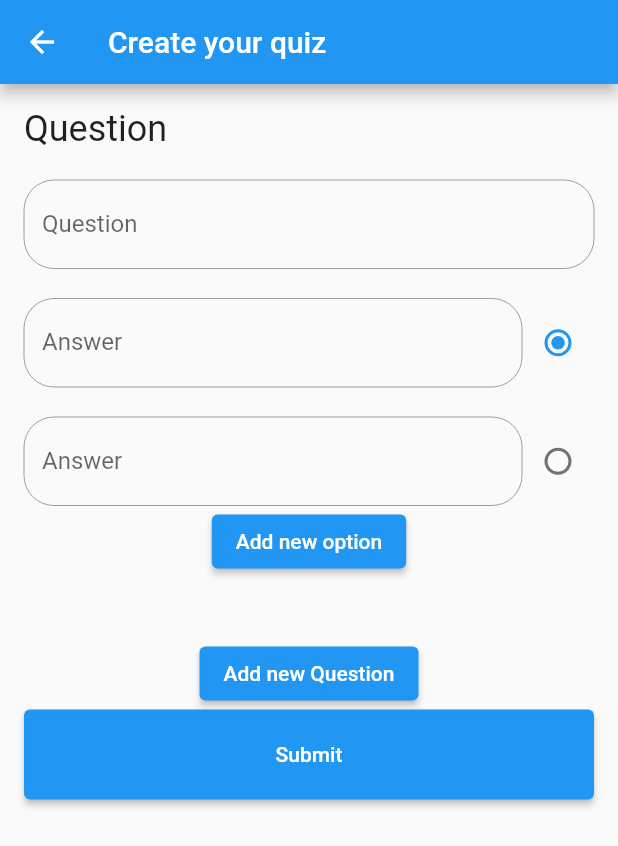
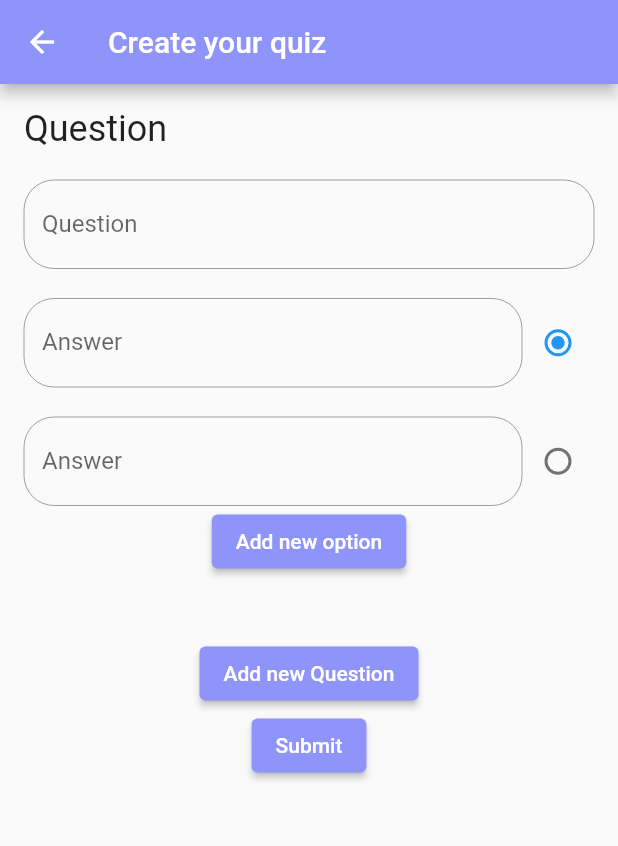
Before and after one commit to Capital2/kaloot, a Flutter app: the QuizCreate screen opened directly, on a phone screen of 412 x 824 dp. Shown: the top 846 px of the screen. Run offline on Flutter 3.47's test engine with Material 2 defaults, Android fonts, the phone set to English and light mode, and no system bars; our stand-ins replace circular_countdown_timer, firebase_core, firebase_database, simple_animations; missing offline and left inert: clipboard; accounts and stored records are empty.

Commit message:
color uni

```diff
--- a/lib/quiz.dart
+++ b/lib/quiz.dart
@@ -65,11 +65,8 @@ class _QuizCreateState extends State<QuizCreate> {
               mainAxisAlignment: MainAxisAlignment.spaceEvenly,
               children: <Widget>[
                 TextButton(
-                  style: TextButton.styleFrom(
-                    primary: Colors.white,
-                    backgroundColor: Colors.blue,
-                    shape: const RoundedRectangleBorder(
-                        borderRadius: BorderRadius.all(Radius.circular(10))),
+                  style: const ButtonStyle(
+                    backgroundColor: MaterialStatePropertyAll<Color>(Color.fromRGBO(143, 148, 251, 1),),
                   ),
                   child: const Text('OK'),
                   onPressed: () {
@@ -109,6 +106,7 @@ class _QuizCreateState extends State<QuizCreate> {
   Widget build(BuildContext context) {
     return Scaffold(
       appBar: AppBar(
+        backgroundColor: const Color.fromRGBO(143, 148, 251, 1),
         centerTitle: false,
         title: const Text("Create your quiz"),
       ),
@@ -125,8 +123,10 @@ class _QuizCreateState extends State<QuizCreate> {
                 ),
                 addQuestion(),
                 ElevatedButton(
-                  style: ElevatedButton.styleFrom(
-                      minimumSize: const Size.fromHeight(60)),
+
+                  style: const ButtonStyle(
+                    backgroundColor: MaterialStatePropertyAll<Color>(Color.fromRGBO(143, 148, 251, 1),),
+                  ),
                   onPressed: () {
                     // Validate returns true if the form is valid, or false otherwise.
                     if (formKey.currentState!.validate()) {
@@ -260,6 +260,9 @@ class _QuizCreateState extends State<QuizCreate> {
 
   Widget addQuestion(){
     return ElevatedButton(
+        style: const ButtonStyle(
+        backgroundColor: MaterialStatePropertyAll<Color>(Color.fromRGBO(143, 148, 251, 1),),
+        ),
         onPressed: () {
           setState(() {
             _questions.add(Question(questionIndex: _questions.length ,options: List<Option>.generate(2, (index) => Option(optionIndex: index))));
@@ -272,6 +275,9 @@ class _QuizCreateState extends State<QuizCreate> {
 
   Widget addOption(int questionIndex){
     return ElevatedButton(
+        style: const ButtonStyle(
+        backgroundColor: MaterialStatePropertyAll<Color>(Color.fromRGBO(143, 148, 251, 1),),
+        ),
         onPressed: () {
           setState(() {
             _questions[questionIndex].options.add(Option(optionIndex:_questions[questionIndex].options.length));
```
Also changed, not shown: lib/main.dart (+14 -2 lines), lib/quiz_game.dart (+18 -6 lines).
